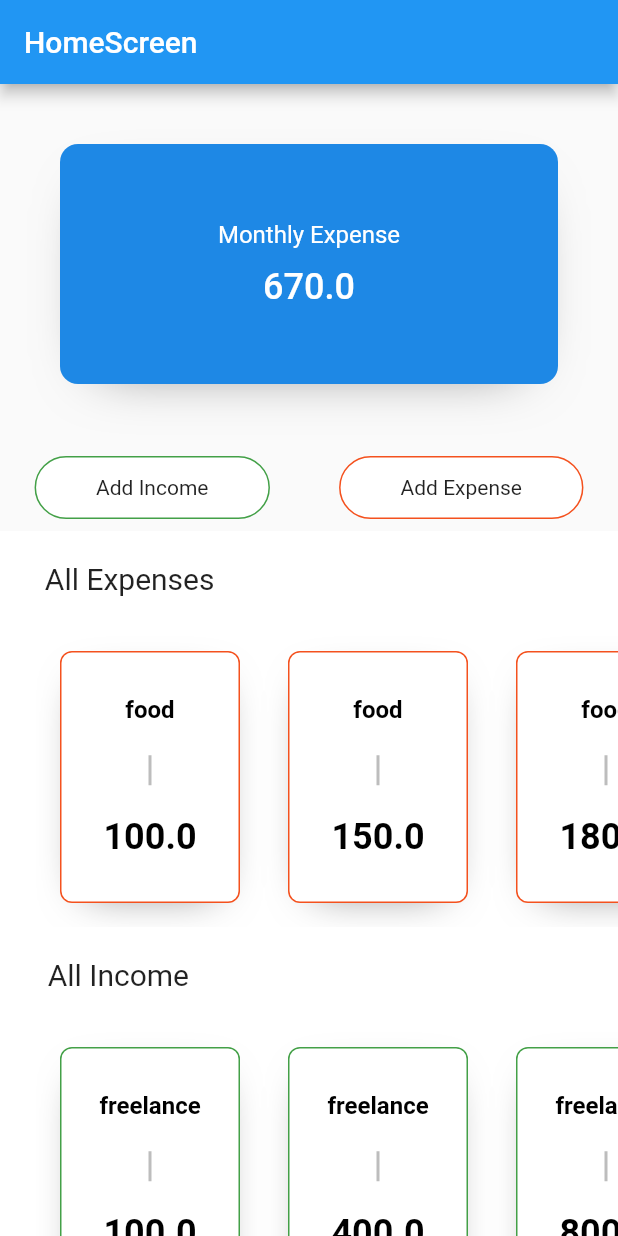
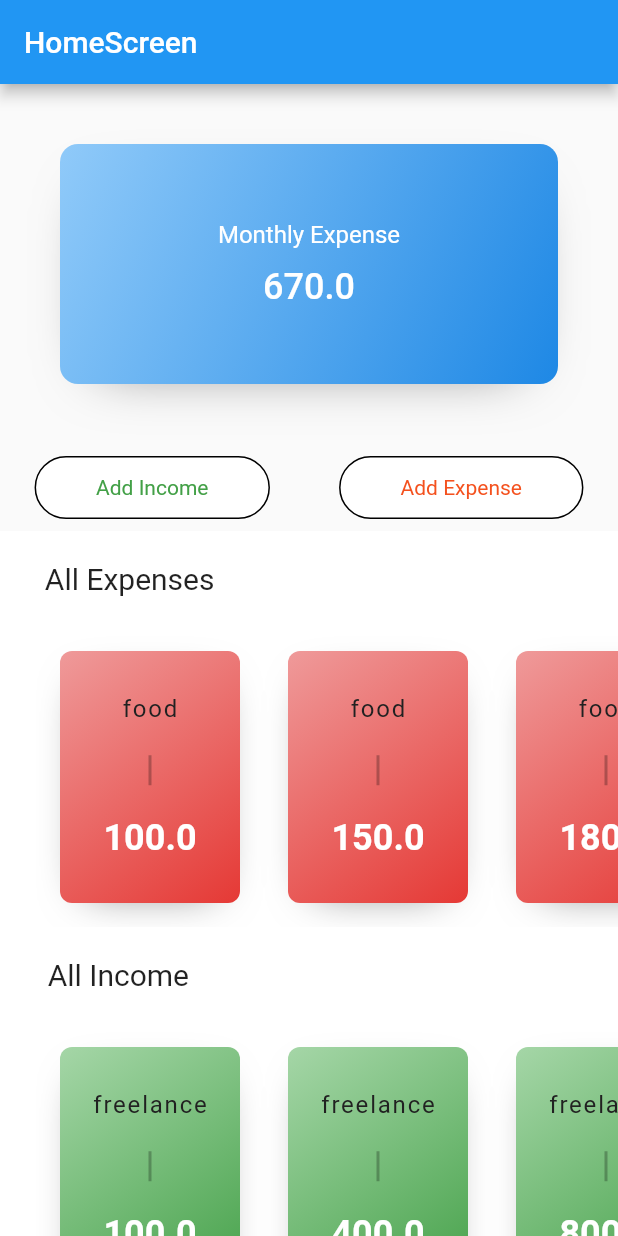
Before and after one commit to tanmay-joshi/money-management-app, a Flutter app: the screen it shows after launch, on a phone screen of 412 x 824 dp. Run offline on Flutter 3.47's test engine with Material 2 defaults, Android fonts, the phone set to English and light mode, and no system bars.

Commit message:
final v1 with gradient ui updated

```diff
--- a/lib/comman/ExpensesCard.dart
+++ b/lib/comman/ExpensesCard.dart
@@ -13,6 +13,15 @@ class ExpensesCard extends StatelessWidget {
       padding: EdgeInsets.all(8),
       margin: EdgeInsets.all(16),
       decoration: BoxDecoration(
+          gradient: transaction.expense
+              ? LinearGradient(
+                  colors: [Colors.red[200], Colors.red[600]],
+                  begin: Alignment.topLeft,
+                  end: Alignment.bottomRight)
+              : LinearGradient(
+                  colors: [Colors.green[200], Colors.green[600]],
+                  begin: Alignment.topLeft,
+                  end: Alignment.bottomRight),
           boxShadow: [
             BoxShadow(
                 offset: Offset(0, 8),
@@ -20,12 +29,7 @@ class ExpensesCard extends StatelessWidget {
                 spreadRadius: -16,
                 color: Colors.black54)
           ],
-          border: Border.all(
-            width: 1,
-            color: transaction.expense
-                ? Colors.deepOrange[600]
-                : Colors.green[600],
-          ),
+          // border: Border.all(width: 1, color: Colors.black26),
           borderRadius: BorderRadius.circular(8),
           color: Colors.white),
       child: Column(
@@ -34,7 +38,10 @@ class ExpensesCard extends StatelessWidget {
           Text(
             transaction.type,
             style: TextStyle(
-                fontSize: 16, color: Colors.black, fontWeight: FontWeight.w600),
+                fontSize: 16,
+                color: Colors.grey[900],
+                fontWeight: FontWeight.w400,
+                letterSpacing: 1.2),
           ),
           Container(
             height: 20,
@@ -46,7 +53,7 @@ class ExpensesCard extends StatelessWidget {
           Text(
             transaction.amount.toString(),
             style: TextStyle(
-                fontSize: 24, color: Colors.black, fontWeight: FontWeight.w600),
+                fontSize: 24, color: Colors.white, fontWeight: FontWeight.w600),
           ),
         ],
       ),
--- a/lib/comman/bottomSheetInput.dart
+++ b/lib/comman/bottomSheetInput.dart
@@ -100,12 +100,23 @@ class _BottomSheetInputState extends State<BottomSheetInput> {
       child: Container(
         margin: EdgeInsets.all(8),
         padding: EdgeInsets.fromLTRB(40, 12, 40, 12),
-        child: expense ? Text("Add Expense") : Text("Add Income"),
+        child: expense
+            ? Text(
+                "Add Expense",
+                style: TextStyle(
+                    color:
+                        expense ? Colors.deepOrange[600] : Colors.green[600]),
+              )
+            : Text(
+                "Add Income",
+                style: TextStyle(
+                    color:
+                        expense ? Colors.deepOrange[600] : Colors.green[600]),
+              ),
         decoration: BoxDecoration(
             color: Colors.white,
             border: Border.all(
               width: 1,
-              color: expense ? Colors.deepOrange[600] : Colors.green[600],
             ),
             borderRadius: BorderRadius.circular(24)),
       ),
--- a/lib/comman/monthlyExpensesCard.dart
+++ b/lib/comman/monthlyExpensesCard.dart
@@ -9,7 +9,10 @@ class MonthlyExpensesCard extends StatelessWidget {
     return Container(
       decoration: BoxDecoration(
           borderRadius: BorderRadius.all(Radius.circular(12)),
-          color: Colors.blue[600],
+          gradient: LinearGradient(
+              colors: [Colors.blue[200], Colors.blue[600]],
+              begin: Alignment.topLeft,
+              end: Alignment.bottomRight),
           boxShadow: [
             BoxShadow(
                 offset: Offset(0, 12),
```
Also changed, not shown: flutter_01.png (deleted).
